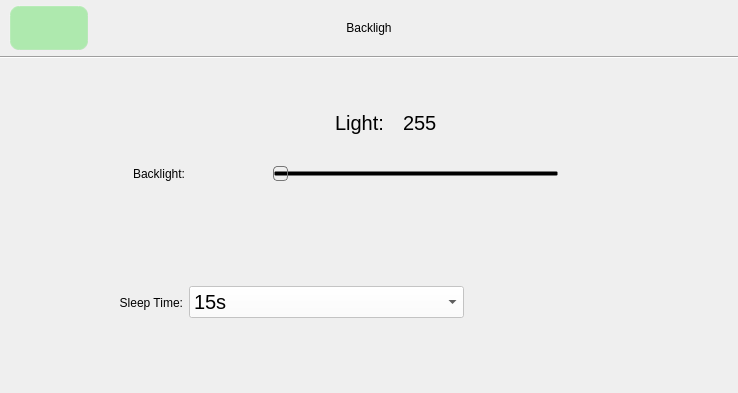
The window that backlight.ui (jizizihe/baijie_demo) describes before a commit, drawn with Qt 5.
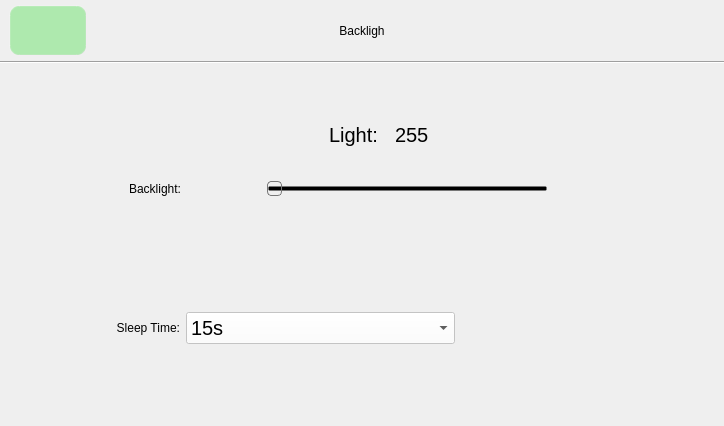
The same window after the commit. Icons and pictures are not drawn. Custom widgets are drawn as their Qt base class.

Patch:
```diff
--- a/backlight.ui
+++ b/backlight.ui
@@ -6,8 +6,8 @@
    <rect>
     <x>0</x>
     <y>0</y>
-    <width>738</width>
-    <height>393</height>
+    <width>724</width>
+    <height>426</height>
    </rect>
   </property>
   <property name="sizePolicy">
```
Left out of the diff: 8 changed lines with no effect on the pictures.
